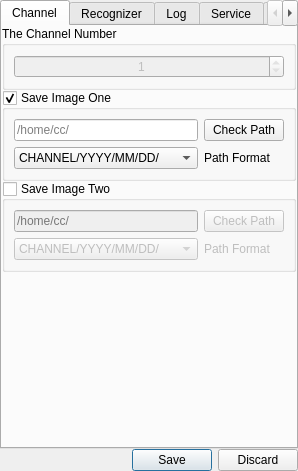
Above: MainUI/systemsettingwidget.ui from 519984307/Container_20191221 before the change. Below: the same form after it.
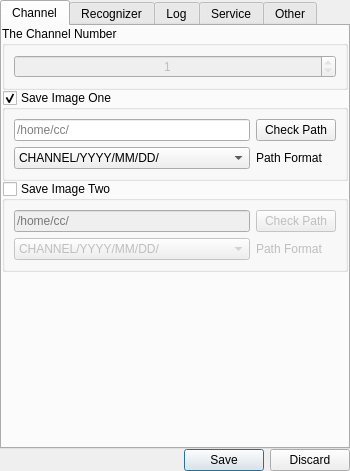
That is the form after the change.

```diff
--- a/MainUI/systemsettingwidget.ui
+++ b/MainUI/systemsettingwidget.ui
@@ -6,7 +6,7 @@
    <rect>
     <x>0</x>
     <y>0</y>
-    <width>298</width>
+    <width>350</width>
     <height>471</height>
    </rect>
   </property>
```
